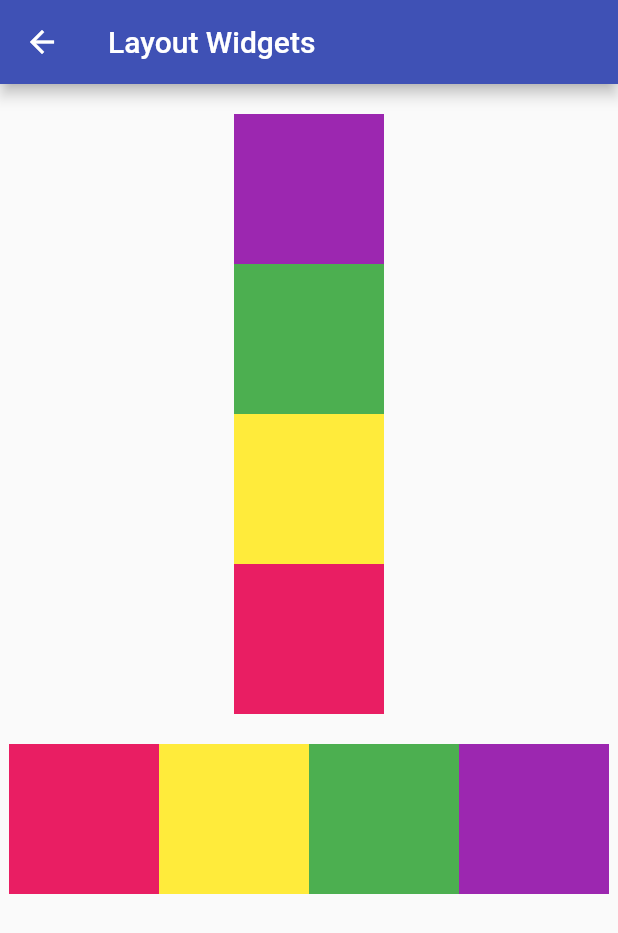
After one commit to NefiseTnc/flutter_widgets, a Flutter app: the screen it shows after launch, after a tap on "Layout Widgets", on a phone screen of 412 x 824 dp. The commit adds this screen. Shown: the top 933 px of the screen. Run offline on Flutter 3.47's test engine with Material 2 defaults, Android fonts, the phone set to English and light mode, and no system bars.

Commit message:
adding layout widgets commit

```diff
--- a/lib/basic_widgets/appbar_widget.dart
+++ b/lib/basic_widgets/appbar_widget.dart
@@ -21,7 +21,7 @@ class _AppBarWidgetState extends State<AppBarWidget>
   Widget build(BuildContext context) {
     return Scaffold(
       appBar: AppBar(
-        title: const Text('AppBar Widget'),
+        title: const Text('Basic Widgets'),
         backgroundColor: Colors.purple,
         automaticallyImplyLeading: false,
         leading: IconButton(
--- /dev/null
+++ b/lib/layout_widgets/layout_widgets.dart
@@ -0,0 +1,108 @@
+import 'package:flutter/material.dart';
+
+class LayoutWidgets extends StatelessWidget {
+  LayoutWidgets({Key? key}) : super(key: key);
+
+  final String appbarTitle = 'Layout Widgets';
+  final List ornekListem = [
+    "Liste İçerik 1",
+    "Liste İçerik 2",
+    "Liste İçerik 3",
+    "Liste İçerik 4",
+    "Liste İçerik 5",
+    "Liste İçerik 1",
+    "Liste İçerik 2",
+    "Liste İçerik 3",
+    "Liste İçerik 4",
+    "Liste İçerik 5",
+    "Liste İçerik 1",
+    "Liste İçerik 2",
+    "Liste İçerik 3",
+    "Liste İçerik 4",
+    "Liste İçerik 5",
+    "Liste İçerik 1",
+    "Liste İçerik 2",
+    "Liste İçerik 3",
+    "Liste İçerik 4",
+    "Liste İçerik 5",
+    "Liste İçerik 1",
+    "Liste İçerik 2",
+    "Liste İçerik 3",
+    "Liste İçerik 4",
+    "Liste İçerik 5",
+    "Liste İçerik 1",
+    "Liste İçerik 2",
+    "Liste İçerik 3",
+    "Liste İçerik 4",
+    "Liste İçerik 5",
+    "Liste İçerik 1",
+    "Liste İçerik 2",
+    "Liste İçerik 3",
+    "Liste İçerik 4",
+    "Liste İçerik 5",
+    "Liste İçerik 1",
+    "Liste İçerik 2",
+    "Liste İçerik 3",
+    "Liste İçerik 4",
+    "Liste İçerik 5",
+    "Liste İçerik 1",
+    "Liste İçerik 2",
+    "Liste İçerik 3",
+    "Liste İçerik 4",
+    "Liste İçerik 5",
+    "Liste İçerik 1",
+    "Liste İçerik 2",
+    "Liste İçerik 3",
+    "Liste İçerik 4",
+    "Liste İçerik 5",
+    "Liste İçerik 1",
+    "Liste İçerik 2",
+    "Liste İçerik 3",
+    "Liste İçerik 4",
+    "Liste İçerik 5",
+  ];
+
+  @override
+  Widget build(BuildContext context) {
+    return Scaffold(
+      appBar: AppBar(title: Text(appbarTitle)),
+      body: SingleChildScrollView(
+          child: Column(
+        children: [
+          const SizedBox(height: 20),
+          _buildColumn(),
+          const SizedBox(height: 20),
+          _buildRow(),
+          const SizedBox(height: 20),
+        ],
+      )),
+    );
+  }
+
+  Widget _buildColumn() {
+    return Column(
+      mainAxisAlignment: MainAxisAlignment.center,
+      crossAxisAlignment: CrossAxisAlignment.center,
+      verticalDirection: VerticalDirection.up,
+      children: [
+        Container(color: Colors.pink, width: 100, height: 100),
+        Container(color: Colors.yellow, width: 100, height: 100),
+        Container(color: Colors.green, width: 100, height: 100),
+        Container(color: Colors.purple, width: 100, height: 100),
+      ],
+    );
+  }
+
+  Widget _buildRow() {
+    return Row(
+      mainAxisAlignment: MainAxisAlignment.center,
+      crossAxisAlignment: CrossAxisAlignment.center,
+      children: [
+        Container(color: Colors.pink, width: 100, height: 100),
+        Container(color: Colors.yellow, width: 100, height: 100),
+        Container(color: Colors.green, width: 100, height: 100),
+        Container(color: Colors.purple, width: 100, height: 100),
+      ],
+    );
+  }
+}
--- a/lib/main.dart
+++ b/lib/main.dart
@@ -1,5 +1,6 @@
 import 'package:flutter/material.dart';
 import 'package:flutter_localizations/flutter_localizations.dart';
+import 'package:flutter_widgets/layout_widgets/layout_widgets.dart';
 
 import 'basic_widgets/appbar_widget.dart';
 
@@ -43,11 +44,22 @@ class MyHomePage extends StatelessWidget {
                         builder: (context) => const AppBarWidget(),
                       ));
                 },
-                child: const Text('AppBar Widget'),
+                child: const Text('Basic Widgets'),
                 style: ElevatedButton.styleFrom(primary: Colors.deepOrange),
               ),
               const SizedBox(height: 10),
-
+              ElevatedButton(
+                onPressed: () {
+                  Navigator.push(
+                      context,
+                      MaterialPageRoute(
+                        builder: (context) => LayoutWidgets(),
+                      ));
+                },
+                child: const Text('Layout Widgets'),
+                style: ElevatedButton.styleFrom(primary: Colors.pink),
+              ),
+              const SizedBox(height: 10),
             ],
           ),
         ),
```
